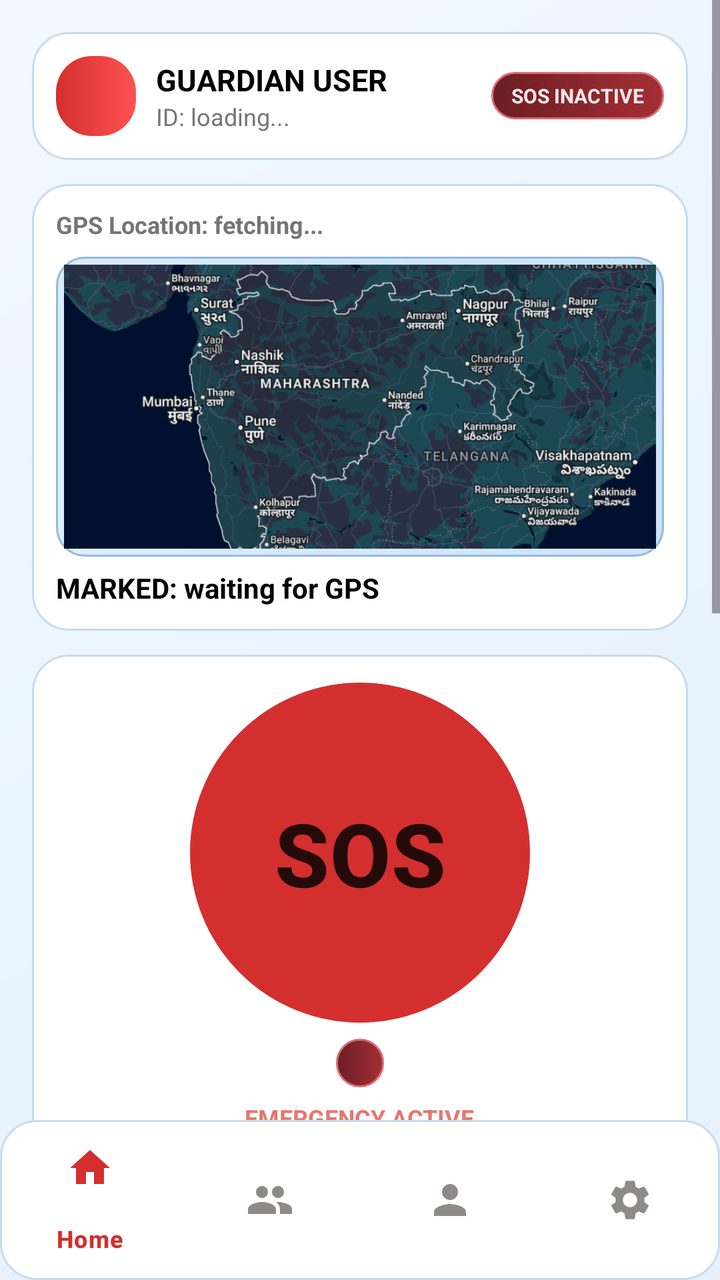
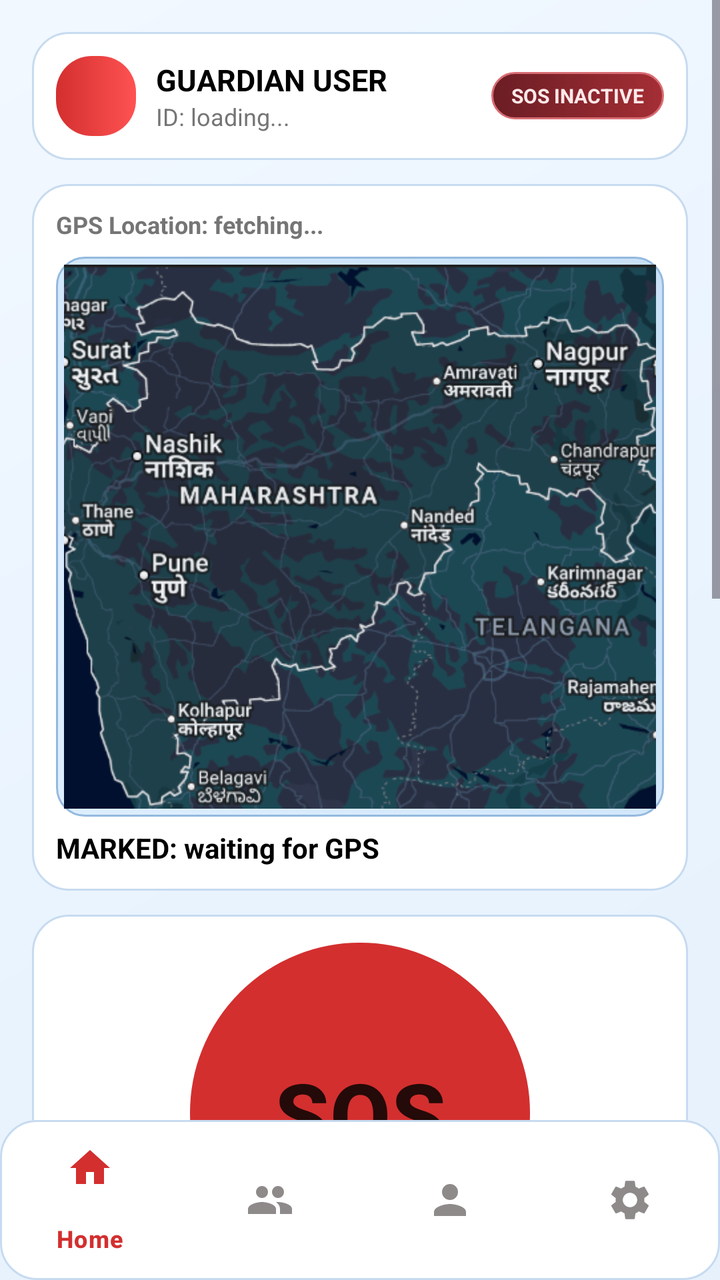

The first picture is an Android layout as it rendered before a commit; the second is the same layout after the commit. The layout source and the unified diff follow.
<!-- AndroidManifest.xml: application theme Theme.SOSApp -->
<!-- res/layout/activity_main.xml -->
<?xml version="1.0" encoding="utf-8"?>
<androidx.constraintlayout.widget.ConstraintLayout xmlns:android="http://schemas.android.com/apk/res/android"
    xmlns:app="http://schemas.android.com/apk/res-auto"
    android:layout_width="match_parent"
    android:layout_height="match_parent"
    android:background="@drawable/bg_guardian_screen">

    <ScrollView
        android:layout_width="match_parent"
        android:layout_height="0dp"
        android:fillViewport="true"
        app:layout_constraintTop_toTopOf="parent"
        app:layout_constraintBottom_toTopOf="@id/bottomNavigation">

        <LinearLayout
            android:layout_width="match_parent"
            android:layout_height="wrap_content"
            android:orientation="vertical"
            android:padding="16dp">

            <LinearLayout
                android:layout_width="match_parent"
                android:layout_height="wrap_content"
                android:background="@drawable/bg_guardian_panel"
                android:gravity="center_vertical"
                android:orientation="horizontal"
                android:padding="12dp">

                <View
                    android:layout_width="40dp"
                    android:layout_height="40dp"
                    android:background="@drawable/bg_primary_button" />

                <LinearLayout
                    android:layout_width="0dp"
                    android:layout_height="wrap_content"
                    android:layout_marginStart="10dp"
                    android:layout_weight="1"
                    android:orientation="vertical">

                    <TextView
                        android:id="@+id/tvGuardianName"
                        android:layout_width="wrap_content"
                        android:layout_height="wrap_content"
                        android:text="GUARDIAN USER"
                        android:textColor="@color/text_primary_light"
                        android:textSize="15sp"
                        android:textStyle="bold" />

                    <TextView
                        android:id="@+id/tvGuardianMeta"
                        android:layout_width="wrap_content"
                        android:layout_height="wrap_content"
                        android:text="ID: loading..."
                        android:textColor="@color/text_secondary_light"
                        android:textSize="12sp" />
                </LinearLayout>

                <TextView
                    android:id="@+id/tvSosStateChip"
                    android:layout_width="wrap_content"
                    android:layout_height="wrap_content"
                    android:background="@drawable/bg_guardian_chip"
                    android:paddingHorizontal="10dp"
                    android:paddingVertical="5dp"
                    android:text="SOS INACTIVE"
                    android:textColor="#FFE9E9"
                    android:textSize="10sp"
                    android:textStyle="bold" />
            </LinearLayout>

            <LinearLayout
                android:layout_width="match_parent"
                android:layout_height="wrap_content"
                android:layout_marginTop="12dp"
                android:background="@drawable/bg_guardian_panel"
                android:orientation="vertical"
                android:padding="12dp">

                <TextView
                    android:id="@+id/tvLocationHeader"
                    android:layout_width="wrap_content"
                    android:layout_height="wrap_content"
                    android:text="GPS Location: fetching..."
                    android:textColor="@color/text_secondary_light"
                    android:textSize="12sp"
                    android:textStyle="bold" />

                <FrameLayout
                    android:layout_width="match_parent"
                    android:layout_height="150dp"
                    android:layout_marginTop="8dp"
                    android:background="@drawable/bg_guardian_map"
                    android:padding="4dp">

                    <ImageView
                        android:id="@+id/ivDummyMap"
                        android:layout_width="match_parent"
                        android:layout_height="match_parent"
                        android:clickable="true"
                        android:contentDescription="@string/dummy_map_preview"
                        android:focusable="true"
                        android:scaleType="centerCrop"
                        android:src="@drawable/map_bg" />
                </FrameLayout>

                <TextView
                    android:id="@+id/tvLocationMarker"
                    android:layout_width="wrap_content"
                    android:layout_height="wrap_content"
                    android:layout_marginTop="6dp"
                    android:text="MARKED: waiting for GPS"
                    android:textColor="@color/text_primary_light"
                    android:textStyle="bold" />
            </LinearLayout>

            <LinearLayout
                android:layout_width="match_parent"
                android:layout_height="wrap_content"
                android:layout_marginTop="12dp"
                android:background="@drawable/bg_guardian_panel"
                android:gravity="center_horizontal"
                android:orientation="vertical"
                android:padding="14dp">

                <Button
                    android:id="@+id/btnSOS"
                    android:layout_width="170dp"
                    android:layout_height="170dp"
                    android:background="@drawable/bg_sos_neon_button"
                    android:text="@string/sos_button"
                    android:textColor="#240A08"
                    android:textSize="44sp"
                    android:textStyle="bold" />

                <TextView
                    android:id="@+id/tvCountdown"
                    android:layout_width="wrap_content"
                    android:layout_height="wrap_content"
                    android:layout_marginTop="8dp"
                    android:background="@drawable/bg_guardian_chip"
                    android:paddingHorizontal="12dp"
                    android:paddingVertical="4dp"
                    android:textColor="#FFE0DE"
                    android:textSize="12sp" />

                <TextView
                    android:layout_width="wrap_content"
                    android:layout_height="wrap_content"
                    android:layout_marginTop="7dp"
                    android:text="EMERGENCY ACTIVE"
                    android:textColor="#E5776F"
                    android:textSize="12sp"
                    android:textStyle="bold" />
            </LinearLayout>

            <LinearLayout
                android:layout_width="match_parent"
                android:layout_height="wrap_content"
                android:layout_marginTop="12dp"
                android:orientation="vertical">

                <LinearLayout
                    android:layout_width="match_parent"
                    android:layout_height="wrap_content"
                    android:background="@drawable/bg_guardian_row"
                    android:gravity="center_vertical"
                    android:orientation="horizontal"
                    android:padding="12dp">

                    <TextView
                        android:layout_width="0dp"
                        android:layout_height="wrap_content"
                        android:layout_weight="1"
                        android:text="POLICE"
                        android:textColor="@color/text_primary_light"
                        android:textSize="18sp"
                        android:textStyle="bold" />

                    <TextView
                        android:id="@+id/tvEtaPolice"
                        android:layout_width="wrap_content"
                        android:layout_height="wrap_content"
                        android:text=""
                        android:textColor="@color/text_secondary_light"
                        android:textSize="14sp" />
                </LinearLayout>

                <LinearLayout
                    android:layout_width="match_parent"
                    android:layout_height="wrap_content"
                    android:layout_marginTop="8dp"
                    android:background="@drawable/bg_guardian_row"
                    android:gravity="center_vertical"
                    android:orientation="horizontal"
                    android:padding="12dp">

                    <TextView
                        android:layout_width="0dp"
                        android:layout_height="wrap_content"
                        android:layout_weight="1"
                        android:text="AMBULANCE"
                        android:textColor="@color/text_primary_light"
                        android:textSize="18sp"
                        android:textStyle="bold" />

                    <TextView
                        android:id="@+id/tvEtaAmbulance"
                        android:layout_width="wrap_content"
                        android:layout_height="wrap_content"
                        android:text=""
                        android:textColor="@color/text_secondary_light"
                        android:textSize="14sp" />
                </LinearLayout>

                <LinearLayout
                    android:layout_width="match_parent"
                    android:layout_height="wrap_content"
                    android:layout_marginTop="8dp"
                    android:background="@drawable/bg_guardian_row"
                    android:gravity="center_vertical"
                    android:orientation="horizontal"
                    android:padding="12dp">

                    <TextView
                        android:layout_width="0dp"
                        android:layout_height="wrap_content"
                        android:layout_weight="1"
                        android:text="FIRE"
                        android:textColor="@color/text_primary_light"
                        android:textSize="18sp"
                        android:textStyle="bold" />

                    <TextView
                        android:id="@+id/tvEtaFire"
                        android:layout_width="wrap_content"
                        android:layout_height="wrap_content"
                        android:text=""
                        android:textColor="@color/text_secondary_light"
                        android:textSize="14sp" />
                </LinearLayout>
            </LinearLayout>

            <LinearLayout
                android:layout_width="match_parent"
                android:layout_height="wrap_content"
                android:layout_marginTop="12dp"
                android:background="@drawable/bg_guardian_panel"
                android:orientation="vertical"
                android:padding="12dp">

                <TextView
                    android:layout_width="wrap_content"
                    android:layout_height="wrap_content"
                    android:layout_marginBottom="6dp"
                    android:text="Smart Triggers"
                    android:textColor="@color/text_primary_light"
                    android:textSize="14sp"
                    android:textStyle="bold" />

                <LinearLayout
                    android:layout_width="match_parent"
                    android:layout_height="wrap_content"
                    android:gravity="center_vertical">

                    <TextView
                        android:layout_width="0dp"
                        android:layout_height="wrap_content"
                        android:layout_weight="1"
                        android:text="@string/safety_mode"
                        android:textColor="@color/text_secondary_light"
                        android:textSize="13sp" />

                    <com.google.android.material.switchmaterial.SwitchMaterial
                        android:id="@+id/switchSafetyMode"
                        android:layout_width="wrap_content"
                        android:layout_height="wrap_content" />
                </LinearLayout>

                <LinearLayout
                    android:layout_width="match_parent"
                    android:layout_height="wrap_content"
                    android:gravity="center_vertical">

                    <TextView
                        android:layout_width="0dp"
                        android:layout_height="wrap_content"
                        android:layout_weight="1"
                        android:text="@string/shake_detection"
                        android:textColor="@color/text_secondary_light"
                        android:textSize="13sp" />

                    <com.google.android.material.switchmaterial.SwitchMaterial
                        android:id="@+id/switchShake"
                        android:layout_width="wrap_content"
                        android:layout_height="wrap_content" />
                </LinearLayout>

                <LinearLayout
                    android:layout_width="match_parent"
                    android:layout_height="wrap_content"
                    android:gravity="center_vertical">

                    <TextView
                        android:layout_width="0dp"
                        android:layout_height="wrap_content"
                        android:layout_weight="1"
                        android:text="@string/voice_recognition"
                        android:textColor="@color/text_secondary_light"
                        android:textSize="13sp" />

                    <com.google.android.material.switchmaterial.SwitchMaterial
                        android:id="@+id/switchVoice"
                        android:layout_width="wrap_content"
                        android:layout_height="wrap_content" />
                </LinearLayout>

                <LinearLayout
                    android:layout_width="match_parent"
                    android:layout_height="wrap_content"
                    android:gravity="center_vertical">

                    <TextView
                        android:layout_width="0dp"
                        android:layout_height="wrap_content"
                        android:layout_weight="1"
                        android:text="@string/sound_detection"
                        android:textColor="@color/text_secondary_light"
                        android:textSize="13sp" />

                    <com.google.android.material.switchmaterial.SwitchMaterial
                        android:id="@+id/switchSound"
                        android:layout_width="wrap_content"
                        android:layout_height="wrap_content" />
                </LinearLayout>
            </LinearLayout>

        </LinearLayout>
    </ScrollView>

    <com.google.android.material.bottomnavigation.BottomNavigationView
        android:id="@+id/bottomNavigation"
        android:layout_width="match_parent"
        android:layout_height="wrap_content"
        android:background="@drawable/bg_guardian_panel"
        app:itemIconTint="@color/bottom_nav_item_color"
        app:itemTextColor="@color/bottom_nav_item_color"
        app:layout_constraintBottom_toBottomOf="parent"
        app:menu="@menu/bottom_navigation" />

</androidx.constraintlayout.widget.ConstraintLayout>
<!-- resources referenced by this layout -->
<resources>
  <color name="text_primary_light">#000000</color>
  <color name="text_secondary_light">#757575</color>
  <!-- drawable bg_guardian_chip (drawable) -->
  <?xml version="1.0" encoding="utf-8"?>
  <shape xmlns:android="http://schemas.android.com/apk/res/android">
      <corners android:radius="999dp" />
      <gradient
          android:angle="0"
          android:startColor="#6B1D24"
          android:endColor="#A52E35" />
      <stroke
          android:width="1dp"
          android:color="#D86C73" />
  </shape>
  <!-- drawable bg_guardian_panel (drawable) -->
  <?xml version="1.0" encoding="utf-8"?>
  <shape xmlns:android="http://schemas.android.com/apk/res/android">
      <corners android:radius="18dp" />
      <solid android:color="#FFFFFF" />
      <stroke
          android:width="1dp"
          android:color="#C7DBF0" />
  </shape>
  <!-- drawable bg_guardian_row (drawable) -->
  <?xml version="1.0" encoding="utf-8"?>
  <shape xmlns:android="http://schemas.android.com/apk/res/android">
      <corners android:radius="14dp" />
      <gradient
          android:angle="0"
          android:startColor="#FFFFFF"
          android:endColor="#EEF6FF" />
      <stroke
          android:width="1dp"
          android:color="#C5DBF2" />
  </shape>
  <!-- drawable bg_guardian_screen (drawable) -->
  <?xml version="1.0" encoding="utf-8"?>
  <shape xmlns:android="http://schemas.android.com/apk/res/android">
      <gradient
          android:angle="315"
          android:startColor="#F2F8FF"
          android:centerColor="#EAF4FF"
          android:endColor="#E7F1FC" />
  </shape>
  <!-- drawable bg_primary_button (drawable) -->
  <?xml version="1.0" encoding="utf-8"?>
  <selector xmlns:android="http://schemas.android.com/apk/res/android">
      <item android:state_pressed="true">
          <shape android:shape="rectangle">
              <corners android:radius="18dp" />
              <gradient
                  android:angle="0"
                  android:startColor="@color/primary_dark"
                  android:endColor="@color/primary" />
          </shape>
      </item>
      <item>
          <shape android:shape="rectangle">
              <corners android:radius="18dp" />
              <gradient
                  android:angle="0"
                  android:startColor="@color/primary"
                  android:endColor="@color/accent" />
          </shape>
      </item>
  </selector>
  <!-- drawable bg_sos_neon_button (drawable) -->
  <?xml version="1.0" encoding="utf-8"?>
  <shape xmlns:android="http://schemas.android.com/apk/res/android" android:shape="oval">
      <gradient
          android:type="radial"
          android:gradientRadius="170dp"
          android:centerX="50%"
          android:centerY="50%"
          android:startColor="#FF8A66"
          android:centerColor="#FF5D4D"
          android:endColor="#D52A22" />
      <stroke
          android:width="3dp"
          android:color="#FFB199" />
  </shape>
  <string name="dummy_map_preview">Dummy map preview</string>
  <string name="safety_mode">Safety Mode</string>
  <string name="shake_detection">Shake Detection</string>
  <string name="sos_button">SOS</string>
  <string name="sound_detection">Sound Detection</string>
  <string name="voice_recognition">Voice Recognition</string>
  <style name="Theme.SOSApp" parent="Theme.Material3.DayNight.NoActionBar">
          <item name="colorPrimary">@color/primary</item>
          <item name="colorPrimaryDark">@color/primary_dark</item>
          <item name="colorAccent">@color/accent</item>
          <item name="android:statusBarColor">@android:color/transparent</item>
          <item name="android:windowBackground">?attr/colorSurface</item>
      </style>
  <color name="primary_dark">#B71C1C</color>
  <color name="primary">#D32F2F</color>
  <color name="accent">#FF5252</color>
  <!-- unchanged entries left out for length: 2 -->
</resources>

<!-- the commit's change to res/layout/activity_main.xml (unified diff, before → after) -->
@@ -88,10 +88,16 @@
 
                 <FrameLayout
                     android:layout_width="match_parent"
-                    android:layout_height="150dp"
+                    android:layout_height="280dp"
                     android:layout_marginTop="8dp"
                     android:background="@drawable/bg_guardian_map"
                     android:padding="4dp">
+
+                    <org.osmdroid.views.MapView
+                        android:id="@+id/mapView"
+                        android:layout_width="match_parent"
+                        android:layout_height="match_parent"
+                        android:visibility="gone" />
 
                     <ImageView
                         android:id="@+id/ivDummyMap"
@@ -133,6 +139,18 @@
                     android:textSize="44sp"
                     android:textStyle="bold" />
 
+                <Button
+                    android:id="@+id/btnKidnapping"
+                    android:layout_width="200dp"
+                    android:layout_height="56dp"
+                    android:layout_marginTop="12dp"
+                    android:background="@drawable/bg_guardian_chip"
+                    android:text="@string/kidnapping_mode"
+                    android:textAllCaps="true"
+                    android:textColor="#FFE9E9"
+                    android:textSize="14sp"
+                    android:textStyle="bold" />
+
                 <TextView
                     android:id="@+id/tvCountdown"
                     android:layout_width="wrap_content"
@@ -152,93 +170,6 @@
                     android:textColor="#E5776F"
                     android:textSize="12sp"
                     android:textStyle="bold" />
-            </LinearLayout>
-
-            <LinearLayout
-                android:layout_width="match_parent"
-                android:layout_height="wrap_content"
-                android:layout_marginTop="12dp"
-                android:orientation="vertical">
-
-                <LinearLayout
-                    android:layout_width="match_parent"
-                    android:layout_height="wrap_content"
-                    android:background="@drawable/bg_guardian_row"
-                    android:gravity="center_vertical"
-                    android:orientation="horizontal"
-                    android:padding="12dp">
-
-                    <TextView
-                        android:layout_width="0dp"
-                        android:layout_height="wrap_content"
-                        android:layout_weight="1"
-                        android:text="POLICE"
-                        android:textColor="@color/text_primary_light"
-                        android:textSize="18sp"
-                        android:textStyle="bold" />
-
-                    <TextView
-                        android:id="@+id/tvEtaPolice"
-                        android:layout_width="wrap_content"
-                        android:layout_height="wrap_content"
-                        android:text=""
-                        android:textColor="@color/text_secondary_light"
-                        android:textSize="14sp" />
-                </LinearLayout>
-
-                <LinearLayout
-                    android:layout_width="match_parent"
-                    android:layout_height="wrap_content"
-                    android:layout_marginTop="8dp"
-                    android:background="@drawable/bg_guardian_row"
-                    android:gravity="center_vertical"
-                    android:orientation="horizontal"
-                    android:padding="12dp">
-
-                    <TextView
-                        android:layout_width="0dp"
-                        android:layout_height="wrap_content"
-                        android:layout_weight="1"
-                        android:text="AMBULANCE"
-                        android:textColor="@color/text_primary_light"
-                        android:textSize="18sp"
-                        android:textStyle="bold" />
-
-                    <TextView
-                        android:id="@+id/tvEtaAmbulance"
-                        android:layout_width="wrap_content"
-                        android:layout_height="wrap_content"
-                        android:text=""
-                        android:textColor="@color/text_secondary_light"
-                        android:textSize="14sp" />
-                </LinearLayout>
-
-                <LinearLayout
-                    android:layout_width="match_parent"
-                    android:layout_height="wrap_content"
-                    android:layout_marginTop="8dp"
-                    android:background="@drawable/bg_guardian_row"
-                    android:gravity="center_vertical"
-                    android:orientation="horizontal"
-                    android:padding="12dp">
-
-                    <TextView
-                        android:layout_width="0dp"
-                        android:layout_height="wrap_content"
-                        android:layout_weight="1"
-                        android:text="FIRE"
-                        android:textColor="@color/text_primary_light"
-                        android:textSize="18sp"
-                        android:textStyle="bold" />
-
-                    <TextView
-                        android:id="@+id/tvEtaFire"
-                        android:layout_width="wrap_content"
-                        android:layout_height="wrap_content"
-                        android:text=""
-                        android:textColor="@color/text_secondary_light"
-                        android:textSize="14sp" />
-                </LinearLayout>
             </LinearLayout>
 
             <LinearLayout
<!-- resource entries referenced after the edit -->
@@ -22,18 +22,6 @@
       <stroke
           android:width="1dp"
           android:color="#C7DBF0" />
-  </shape>
-  <!-- drawable bg_guardian_row (drawable) -->
-  <?xml version="1.0" encoding="utf-8"?>
-  <shape xmlns:android="http://schemas.android.com/apk/res/android">
-      <corners android:radius="14dp" />
-      <gradient
-          android:angle="0"
-          android:startColor="#FFFFFF"
-          android:endColor="#EEF6FF" />
-      <stroke
-          android:width="1dp"
-          android:color="#C5DBF2" />
   </shape>
   <!-- drawable bg_guardian_screen (drawable) -->
   <?xml version="1.0" encoding="utf-8"?>
@@ -82,6 +70,7 @@
           android:color="#FFB199" />
   </shape>
   <string name="dummy_map_preview">Dummy map preview</string>
+  <string name="kidnapping_mode">Kidnapping Mode</string>
   <string name="safety_mode">Safety Mode</string>
   <string name="shake_detection">Shake Detection</string>
   <string name="sos_button">SOS</string>
